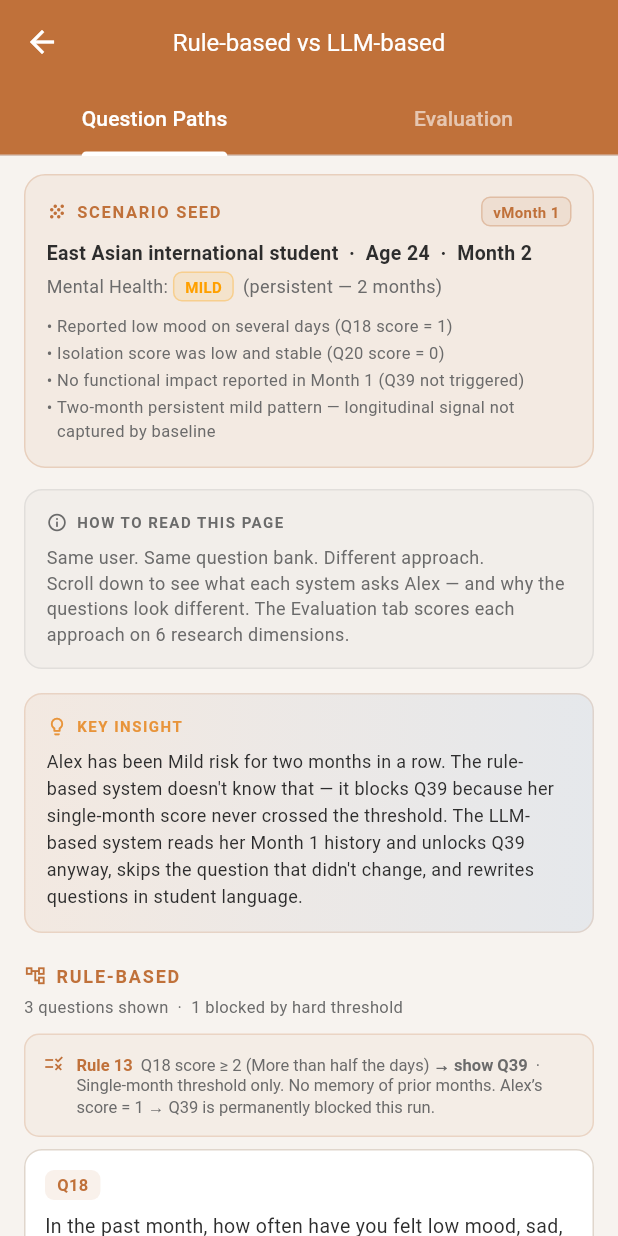
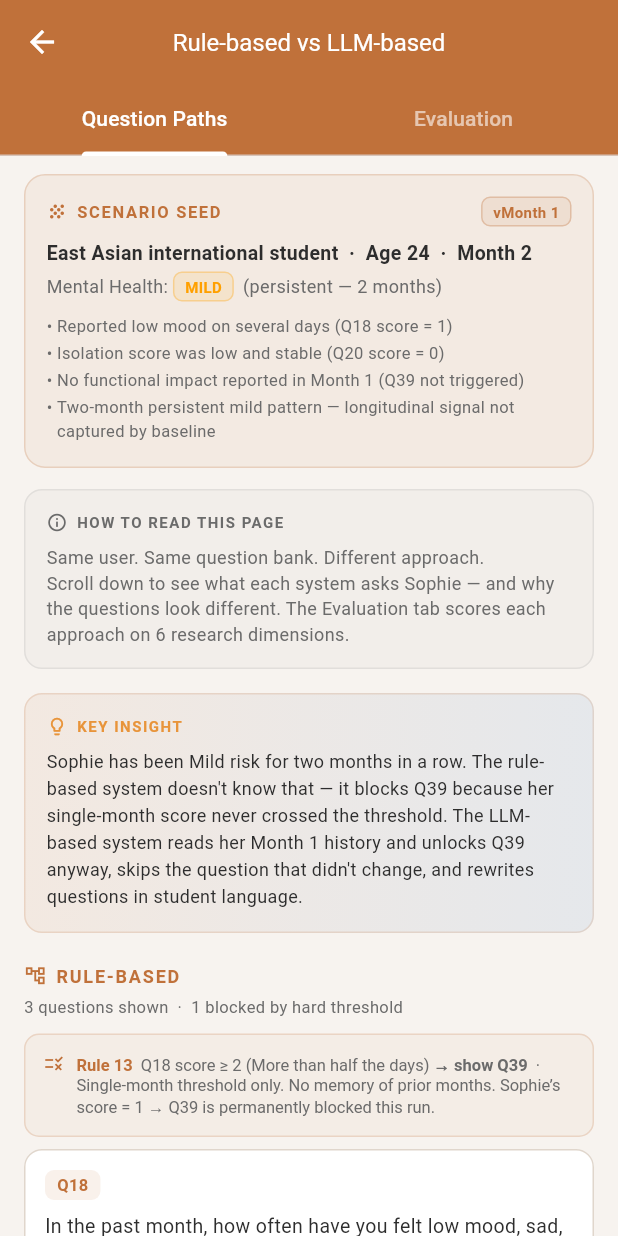
Before and after one commit to JayReeMarine/FWG-Adaptive-Assessments, a Flutter app: the ComparisonPage screen opened directly, on a phone screen of 412 x 824 dp. Run offline on Flutter 3.47's test engine with Material 3 defaults, Android fonts, the phone set to English and light mode, and no system bars; our stand-ins replace google_generative_ai, supabase_flutter; accounts and stored records are empty.

Commit message:
change persona name

```diff
--- a/flutter_mockup/lib/config/comparison_scenario.dart
+++ b/flutter_mockup/lib/config/comparison_scenario.dart
@@ -8,7 +8,7 @@
 // from the live BranchingEngine so that the baseline DB logic is not modified.
 //
 // User profile (seed):
-//   Alex — 24F, East Asian international student
+//   Sophie — 24F, East Asian international student
 //   Month 1 result: Mental Health risk = Mild
 //   Month 2 context: same or slightly worsening trend
 //
@@ -72,14 +72,14 @@ class UserDemographics {
   });
 }
 
-// ─── Alex's Month 1 Seed (mock) ──────────────────────────────────────────────
+// ─── Sophie's Month 1 Seed (mock) ────────────────────────────────────────────
 
-/// The hardcoded seed representing Alex's health baseline after Month 1.
+/// The hardcoded seed representing Sophie's health baseline after Month 1.
 ///
 /// This seed is what the enhanced adaptive engine would consume at the start
 /// of Month 2 to personalise question selection and phrasing.
-const alexSeed = UserSeed(
-  userId: 'mock-alex-001',
+const sophieSeed = UserSeed(
+  userId: 'mock-sophie-001',
   version: 'Month 1',
   demographics: UserDemographics(
     age: 24,
@@ -104,7 +104,7 @@ const alexSeed = UserSeed(
 );
 
 /// Describes the Mental Health domain questions for ONE monthly check-in
-/// under the baseline rule-based system, for Alex's Month 2 run.
+/// under the baseline rule-based system, for Sophie's Month 2 run.
 ///
 /// These are the questions the BranchingEngine would return:
 ///   ID 18 — mood frequency (SCALE, scale_id=1)
@@ -112,7 +112,7 @@ const alexSeed = UserSeed(
 ///   ID 20 — isolated from others (SCALE, scale_id=1)
 ///   ID 39 — functional impact  [only shown if Q18 >= 2, per Rule 13]
 ///
-/// In Alex's scenario: Q18 answer = 1 (Several days) → Rule 13 NOT triggered
+/// In Sophie's scenario: Q18 answer = 1 (Several days) → Rule 13 NOT triggered
 ///   → Q39 is HIDDEN.  This is the core limitation the enhanced version fixes.
 const baselineMentalHealthPath = [
   BaselineQuestion(
@@ -138,7 +138,7 @@ const baselineMentalHealthPath = [
   BaselineQuestion(
     id: 39,
     text: '[HIDDEN — functional impact question not shown because '
-        'Alex\'s Q18 score = 1 (Several days), which is below the ≥2 threshold '
+        'Sophie\'s Q18 score = 1 (Several days), which is below the ≥2 threshold '
         'required by Rule 13. Even though two months of Mild scores indicate a '
         'persistent pattern, this question is never surfaced.]',
     options: [],
@@ -148,7 +148,7 @@ const baselineMentalHealthPath = [
 ];
 
 /// Describes the Mental Health domain questions for the SAME monthly check-in
-/// under the MOCK enhanced adaptive system, for Alex's Month 2 run.
+/// under the MOCK enhanced adaptive system, for Sophie's Month 2 run.
 ///
 /// Key differences from baseline:
 ///   1. Q18 phrasing references Month 1 history ("you reported…")
@@ -172,7 +172,7 @@ const enhancedMentalHealthPath = [
         'of your studies, daily responsibilities, or relationships?',
     options: ['Never', 'Rarely', 'Sometimes', 'Often', 'Always'],
     why: 'Student-specific phrasing ("studies, responsibilities") replaces '
-        'the vague "important things in your life". More relevant to Alex\'s context.',
+        'the vague "important things in your life". More relevant to Sophie\'s context.',
   ),
   EnhancedQuestion(
     id: -1, // mock — not yet in DB
@@ -193,7 +193,7 @@ const enhancedMentalHealthPath = [
         'Student-specific examples replace generic "work, daily tasks".',
   ),
   // Q20 (isolation) is deliberately skipped:
-  // Alex's Month 1 isolation score was low and stable.
+  // Sophie's Month 1 isolation score was low and stable.
   // The enhanced system de-prioritises questions unlikely to yield new information.
 ];
 
--- a/flutter_mockup/lib/screens/comparison_page.dart
+++ b/flutter_mockup/lib/screens/comparison_page.dart
@@ -4,7 +4,7 @@ import '../utils/constants.dart';
 
 /// Side-by-side research comparison screen.
 ///
-/// Shows the Mental Health domain question paths for Alex's Month 2 run:
+/// Shows the Mental Health domain question paths for Sophie's Month 2 run:
 ///   • Question Paths tab — Baseline questions (with blocked indicator)
 ///                          vs Enhanced questions (with why labels)
 ///   • Evaluation tab     — 6-dimension comparison table (Zach's criteria)
@@ -107,13 +107,13 @@ class _ComparisonPageState extends State<ComparisonPage>
                 ),
               ),
               const Spacer(),
-              _tagChip('v${alexSeed.version}', AppColors.primary),
+              _tagChip('v${sophieSeed.version}', AppColors.primary),
             ],
           ),
           const SizedBox(height: 8),
           Text(
-            '${alexSeed.demographics.background}  ·  '
-            'Age ${alexSeed.demographics.age}  ·  Month 2',
+            '${sophieSeed.demographics.background}  ·  '
+            'Age ${sophieSeed.demographics.age}  ·  Month 2',
             style: const TextStyle(
               fontSize: 13,
               fontWeight: FontWeight.w600,
@@ -128,7 +128,7 @@ class _ComparisonPageState extends State<ComparisonPage>
                 style: TextStyle(fontSize: 12, color: AppColors.textSecondary),
               ),
               _tagChip(
-                alexSeed.domainRiskLevels['MENTAL HEALTH']!.toUpperCase(),
+                sophieSeed.domainRiskLevels['MENTAL HEALTH']!.toUpperCase(),
                 Colors.amber[700]!,
               ),
               const SizedBox(width: 6),
@@ -139,7 +139,7 @@ class _ComparisonPageState extends State<ComparisonPage>
             ],
           ),
           const SizedBox(height: 8),
-          ...alexSeed.contextNotes.map(
+          ...sophieSeed.contextNotes.map(
             (note) => Padding(
               padding: const EdgeInsets.only(bottom: 2),
               child: Row(
@@ -346,7 +346,7 @@ class _ComparisonPageState extends State<ComparisonPage>
           SizedBox(height: 8),
           Text(
             'Same user. Same question bank. Different approach.\n'
-            'Scroll down to see what each system asks Alex — and why the '
+            'Scroll down to see what each system asks Sophie — and why the '
             'questions look different. The Evaluation tab scores each approach '
             'on 6 research dimensions.',
             style: TextStyle(fontSize: 12, color: AppColors.textSecondary),
@@ -391,7 +391,7 @@ class _ComparisonPageState extends State<ComparisonPage>
           ),
           SizedBox(height: 8),
           Text(
-            'Alex has been Mild risk for two months in a row. '
+            'Sophie has been Mild risk for two months in a row. '
             'The rule-based system doesn\'t know that — it blocks Q39 '
             'because her single-month score never crossed the threshold. '
             'The LLM-based system reads her Month\u00a01 history and unlocks '
@@ -445,7 +445,7 @@ class _ComparisonPageState extends State<ComparisonPage>
                   TextSpan(
                     text: "  \u00b7  Single-month threshold only. "
                         "No memory of prior months. "
-                        "Alex\u2019s score\u00a0=\u00a01 \u2192 Q39 is permanently blocked this run.",
+                        "Sophie\u2019s score\u00a0=\u00a01 \u2192 Q39 is permanently blocked this run.",
                   ),
                 ],
               ),
--- a/flutter_mockup/lib/screens/completion_page.dart
+++ b/flutter_mockup/lib/screens/completion_page.dart
@@ -6,7 +6,7 @@ import '../utils/constants.dart';
 import 'home_page.dart';
 import 'survey_page.dart';
 
-// ─── Hardcoded Month 1 reference data (Alex persona) ──────────────────────
+// ─── Hardcoded Month 1 reference data (Sophie persona) ────────────────────
 // Only Mental Health had a non-zero risk in Month 1; all other domains were
 // "none" so they are omitted — the card will simply skip the comparison row.
 
--- a/flutter_mockup/lib/screens/survey_page.dart
+++ b/flutter_mockup/lib/screens/survey_page.dart
@@ -83,7 +83,7 @@ class _SurveyPageState extends State<SurveyPage> {
             .where((q) => q.domain?.toUpperCase() == 'MENTAL HEALTH')
             .toList();
         final enhancedMH = await LlmService.generateEnhancedMentalHealthQuestions(
-          alexSeed,
+          sophieSeed,
           baselineMhQuestions,
         );
         questions = enhancedMH; // MH only — Step 3
--- a/flutter_mockup/lib/services/llm_service.dart
+++ b/flutter_mockup/lib/services/llm_service.dart
@@ -30,7 +30,7 @@ class LlmService {
 
   /// Generates personalised Month 2 Mental Health questions from the user's Seed.
   ///
-  /// [seed]             - the user's Month 1 health snapshot (e.g. alexSeed)
+  /// [seed]             - the user's Month 1 health snapshot (e.g. sophieSeed)
   /// [baselineMhQuestions] - the baseline monthly MH questions from the DB,
   ///                         used so the LLM knows what it is improving on.
   ///
--- a/test_llm.dart
+++ b/test_llm.dart
@@ -13,7 +13,7 @@ Future<void> main(List<String> args) async {
 
   print('=== Gemini LLM Service Test ===\n');
 
-  // ── Mock alexSeed ──────────────────────────────────────────────────────────
+  // ── Mock sophieSeed ────────────────────────────────────────────────────────
   final seed = {
     'version': 'Month 1',
     'demographics': {
```
